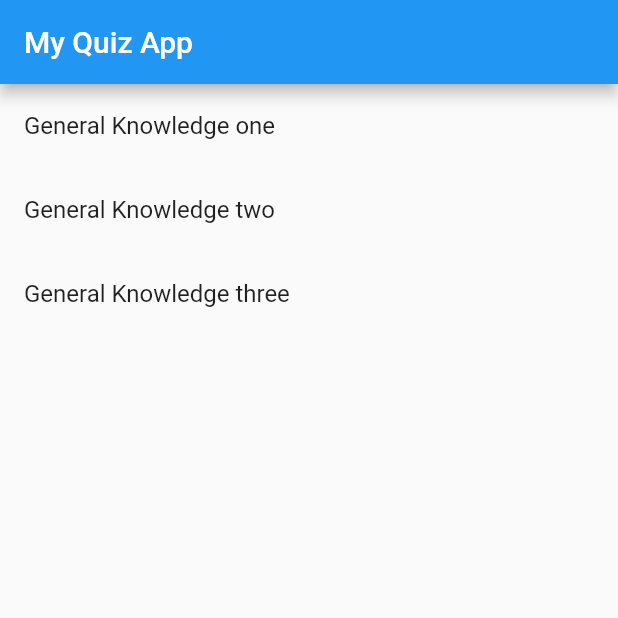
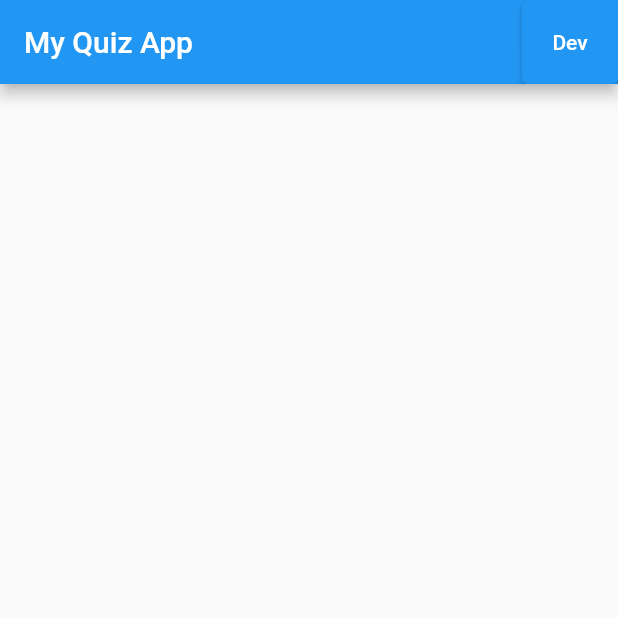
Before and after one commit to flutterwithdraig/QuizApp, a Flutter app: the screen it shows after launch, on a phone screen of 412 x 824 dp, the top half of it. Run offline on Flutter 3.47's test engine with Material 2 defaults, Android fonts, the phone set to English and light mode, and no system bars; our stand-ins replace bloc, equatable, flutter_bloc, hive_flutter; accounts and stored records are empty.

Commit message:
Episode 5

```diff
--- a/lib/main.dart
+++ b/lib/main.dart
@@ -1,19 +1,26 @@
 import 'package:flutter/material.dart';
 import 'package:flutter_bloc/flutter_bloc.dart';
+import 'package:hive_flutter/hive_flutter.dart';
 import 'package:my_quiz_app/pages/pages.dart';
 import 'package:my_quiz_app/repositories/quiz_repository.dart';
 
-void main() {
-  runApp(const MyApp());
+void main() async {
+  await Hive.initFlutter();
+
+  QuizRepository qr = await QuizRepository.create();
+
+  runApp(MyApp(qr: qr));
 }
 
 class MyApp extends StatelessWidget {
-  const MyApp({Key? key}) : super(key: key);
+  const MyApp({Key? key, required this.qr}) : super(key: key);
+
+  final QuizRepository qr;
 
   @override
   Widget build(BuildContext context) {
     return RepositoryProvider(
-      create: (context) => QuizRepository(),
+      create: (context) => qr,
       child: MaterialApp(
         debugShowCheckedModeBanner: false,
         home: HomePage(),
--- a/lib/models/question_model.dart
+++ b/lib/models/question_model.dart
@@ -1,10 +1,38 @@
+import 'dart:convert';
+
+import 'package:hive_flutter/adapters.dart';
+
 import 'models.dart';
 
+part 'question_model.g.dart';
+
+@HiveType(typeId: 2)
 class Question {
+  @HiveField(0)
   final String text;
+  @HiveField(1)
   final List<Answer> choices;
   Question({
     required this.text,
     required this.choices,
   });
+
+  Map<String, dynamic> toMap() {
+    return {
+      'text': text,
+      'choices': choices.map((x) => x.toMap()).toList(),
+    };
+  }
+
+  factory Question.fromMap(Map<String, dynamic> map) {
+    return Question(
+      text: map['text'] ?? '',
+      choices: List<Answer>.from(map['choices']?.map((x) => Answer.fromMap(x))),
+    );
+  }
+
+  String toJson() => json.encode(toMap());
+
+  factory Question.fromJson(String source) =>
+      Question.fromMap(json.decode(source));
 }
--- a/lib/models/quiz_model.dart
+++ b/lib/models/quiz_model.dart
@@ -1,9 +1,20 @@
+import 'dart:convert';
+
+import 'package:hive_flutter/adapters.dart';
+
 import 'models.dart';
 
+part 'quiz_model.g.dart';
+
+@HiveType(typeId: 1)
 class Quiz {
+  @HiveField(0)
   final String name;
+  @HiveField(1)
   final String id;
+  @HiveField(2)
   final String description;
+  @HiveField(3)
   final List<Question> questions;
   Quiz({
     required this.name,
@@ -18,139 +29,162 @@ class Quiz {
         description: '',
         questions: [],
       );
+
+  Map<String, dynamic> toMap() {
+    return {
+      'name': name,
+      'id': id,
+      'description': description,
+      'questions': questions.map((x) => x.toMap()).toList(),
+    };
+  }
+
+  factory Quiz.fromMap(Map<String, dynamic> map) {
+    return Quiz(
+      name: map['name'] ?? '',
+      id: map['id'] ?? '',
+      description: map['description'] ?? '',
+      questions: List<Question>.from(
+          map['questions']?.map((x) => Question.fromMap(x))),
+    );
+  }
+
+  String toJson() => json.encode(toMap());
+
+  factory Quiz.fromJson(String source) => Quiz.fromMap(json.decode(source));
 }
 
-List<Quiz> quizData = [
-  Quiz(
-    name: 'General Knowledge one',
-    id: 'gen1',
-    description: 'This is the quiz description one',
-    questions: [
-      Question(
-        text: 'What does CPU stand for? one',
-        choices: [
-          Answer(
-              text: 'Central Processing Unit',
-              correct: true,
-              feedback: 'Yes it is all about the processing'),
-          Answer(
-              text: 'Central Printing Unit',
-              correct: false,
-              feedback: 'It has nothing to do with printing'),
-          Answer(
-              text: 'Computational Pricing Unit',
-              correct: false,
-              feedback: 'It has nothing to do with pricing'),
-        ],
-      ),
-      Question(
-        text: 'Originally Amazon only sold which product?',
-        choices: [
-          Answer(text: 'Music', correct: false),
-          Answer(text: 'Books', correct: true),
-          Answer(text: 'Clothes', correct: false),
-          Answer(text: 'Furniture', correct: false),
-        ],
-      ),
-      Question(
-        text:
-            'What is the name of the British computer scientist who invented the World Wide Web in 1989?',
-        choices: [
-          Answer(text: 'Bill Gates', correct: false),
-          Answer(text: 'Tim Berners-Lee', correct: true),
-          Answer(text: 'Fred Flintstone', correct: false),
-        ],
-      ),
-      Question(
-        text: 'Which year was electronics company Nintendo Founded?',
-        choices: [
-          Answer(text: '1975', correct: false),
-          Answer(text: '1981', correct: false),
-          Answer(text: '1889', correct: true),
-        ],
-      ),
-    ],
-  ),
-  Quiz(
-    name: 'General Knowledge two',
-    id: 'gen2',
-    description: 'This is the quiz description two',
-    questions: [
-      Question(
-        text: 'What does CPU stand for? two',
-        choices: [
-          Answer(text: 'Central Processing Unit', correct: true),
-          Answer(text: 'Central Printing Unit', correct: false),
-          Answer(text: 'Computational Pricing Unit', correct: false),
-        ],
-      ),
-      Question(
-        text: 'Originally Amazon only sold which product?',
-        choices: [
-          Answer(text: 'Music', correct: false),
-          Answer(text: 'Books', correct: true),
-          Answer(text: 'Clothes', correct: false),
-          Answer(text: 'Furniture', correct: false),
-        ],
-      ),
-      Question(
-        text:
-            'What is the name of the British computer scientist who invented the World Wide Web in 1989?',
-        choices: [
-          Answer(text: 'Bill Gates', correct: false),
-          Answer(text: 'Tim Berners-Lee', correct: true),
-          Answer(text: 'Fred Flintstone', correct: false),
-        ],
-      ),
-      Question(
-        text: 'Which year was electronics company Nintendo Founded?',
-        choices: [
-          Answer(text: '1975', correct: false),
-          Answer(text: '1981', correct: false),
-          Answer(text: '1889', correct: true),
-        ],
-      ),
-    ],
-  ),
-  Quiz(
-    name: 'General Knowledge three',
-    id: 'gen3',
-    description: 'This is the quiz description three',
-    questions: [
-      Question(
-        text: 'What does CPU stand for? three',
-        choices: [
-          Answer(text: 'Central Processing Unit', correct: true),
-          Answer(text: 'Central Printing Unit', correct: false),
-          Answer(text: 'Computational Pricing Unit', correct: false),
-        ],
-      ),
-      Question(
-        text: 'Originally Amazon only sold which product?',
-        choices: [
-          Answer(text: 'Music', correct: false),
-          Answer(text: 'Books', correct: true),
-          Answer(text: 'Clothes', correct: false),
-          Answer(text: 'Furniture', correct: false),
-        ],
-      ),
-      Question(
-        text:
-            'What is the name of the British computer scientist who invented the World Wide Web in 1989?',
-        choices: [
-          Answer(text: 'Bill Gates', correct: false),
-          Answer(text: 'Tim Berners-Lee', correct: true),
-          Answer(text: 'Fred Flintstone', correct: false),
-        ],
-      ),
-      Question(
-        text: 'Which year was electronics company Nintendo Founded?',
-        choices: [
-          Answer(text: '1975', correct: false),
-          Answer(text: '1981', correct: false),
-          Answer(text: '1889', correct: true),
-        ],
-      ),
-    ],
-  )
-];
+// List<Quiz> quizData = [
+//   Quiz(
+//     name: 'General Knowledge one',
+//     id: 'gen1',
+//     description: 'This is the quiz description one',
+//     questions: [
+//       Question(
+//         text: 'What does CPU stand for? one',
+//         choices: [
+//           Answer(
+//               text: 'Central Processing Unit',
+//               correct: true,
+//               feedback: 'Yes it is all about the processing'),
+//           Answer(
+//               text: 'Central Printing Unit',
+//               correct: false,
+//               feedback: 'It has nothing to do with printing'),
+//           Answer(
+//               text: 'Computational Pricing Unit',
+//               correct: false,
+//               feedback: 'It has nothing to do with pricing'),
+//         ],
+//       ),
+//       Question(
+//         text: 'Originally Amazon only sold which product?',
+//         choices: [
+//           Answer(text: 'Music', correct: false),
+//           Answer(text: 'Books', correct: true),
+//           Answer(text: 'Clothes', correct: false),
+//           Answer(text: 'Furniture', correct: false),
+//         ],
+//       ),
+//       Question(
+//         text:
+//             'What is the name of the British computer scientist who invented the World Wide Web in 1989?',
+//         choices: [
+//           Answer(text: 'Bill Gates', correct: false),
+//           Answer(text: 'Tim Berners-Lee', correct: true),
+//           Answer(text: 'Fred Flintstone', correct: false),
+//         ],
+//       ),
+//       Question(
+//         text: 'Which year was electronics company Nintendo Founded?',
+//         choices: [
+//           Answer(text: '1975', correct: false),
+//           Answer(text: '1981', correct: false),
+//           Answer(text: '1889', correct: true),
+//         ],
+//       ),
+//     ],
+//   ),
+//   Quiz(
+//     name: 'General Knowledge two',
+//     id: 'gen2',
+//     description: 'This is the quiz description two',
+//     questions: [
+//       Question(
+//         text: 'What does CPU stand for? two',
+//         choices: [
+//           Answer(text: 'Central Processing Unit', correct: true),
+//           Answer(text: 'Central Printing Unit', correct: false),
+//           Answer(text: 'Computational Pricing Unit', correct: false),
+//         ],
+//       ),
+//       Question(
+//         text: 'Originally Amazon only sold which product?',
+//         choices: [
+//           Answer(text: 'Music', correct: false),
+//           Answer(text: 'Books', correct: true),
+//           Answer(text: 'Clothes', correct: false),
+//           Answer(text: 'Furniture', correct: false),
+//         ],
+//       ),
+//       Question(
+//         text:
+//             'What is the name of the British computer scientist who invented the World Wide Web in 1989?',
+//         choices: [
+//           Answer(text: 'Bill Gates', correct: false),
+//           Answer(text: 'Tim Berners-Lee', correct: true),
+//           Answer(text: 'Fred Flintstone', correct: false),
+//         ],
+//       ),
+//       Question(
+//         text: 'Which year was electronics company Nintendo Founded?',
+//         choices: [
+//           Answer(text: '1975', correct: false),
+//           Answer(text: '1981', correct: false),
+//           Answer(text: '1889', correct: true),
+//         ],
+//       ),
+//     ],
+//   ),
+//   Quiz(
+//     name: 'General Knowledge three',
+//     id: 'gen3',
+//     description: 'This is the quiz description three',
+//     questions: [
+//       Question(
+//         text: 'What does CPU stand for? three',
+//         choices: [
+//           Answer(text: 'Central Processing Unit', correct: true),
+//           Answer(text: 'Central Printing Unit', correct: false),
+//           Answer(text: 'Computational Pricing Unit', correct: false),
+//         ],
+//       ),
+//       Question(
+//         text: 'Originally Amazon only sold which product?',
+//         choices: [
+//           Answer(text: 'Music', correct: false),
+//           Answer(text: 'Books', correct: true),
+//           Answer(text: 'Clothes', correct: false),
+//           Answer(text: 'Furniture', correct: false),
+//         ],
+//       ),
+//       Question(
+//         text:
+//             'What is the name of the British computer scientist who invented the World Wide Web in 1989?',
+//         choices: [
+//           Answer(text: 'Bill Gates', correct: false),
+//           Answer(text: 'Tim Berners-Lee', correct: true),
+//           Answer(text: 'Fred Flintstone', correct: false),
+//         ],
+//       ),
+//       Question(
+//         text: 'Which year was electronics company Nintendo Founded?',
+//         choices: [
+//           Answer(text: '1975', correct: false),
+//           Answer(text: '1981', correct: false),
+//           Answer(text: '1889', correct: true),
+//         ],
+//       ),
+//     ],
+//   )
+// ];
--- a/lib/pages/home/home_page.dart
+++ b/lib/pages/home/home_page.dart
@@ -11,10 +11,20 @@ class HomePage extends StatelessWidget {
 
   @override
   Widget build(BuildContext context) {
-    List<Quiz> quizzes = context.read<QuizRepository>().getAllQuizzes();
+    List<Quiz> quizzes = context.read<QuizRepository>().loadQuizList();
 
     return Scaffold(
-      appBar: AppBar(title: Text('My Quiz App')),
+      appBar: AppBar(
+        title: Text('My Quiz App'),
+        actions: [
+          ElevatedButton(
+              onPressed: () {
+                Navigator.push(context,
+                    MaterialPageRoute(builder: (context) => DevPage()));
+              },
+              child: Text('Dev'))
+        ],
+      ),
       body: ListView.builder(
         itemCount: quizzes.length,
         itemBuilder: ((context, index) => ListTile(
@@ -34,3 +44,23 @@ class HomePage extends StatelessWidget {
     );
   }
 }
+
+class DevPage extends StatelessWidget {
+  const DevPage({Key? key}) : super(key: key);
+
+  @override
+  Widget build(BuildContext context) {
+    return Scaffold(
+      appBar: AppBar(title: Text('Dev')),
+      body: Column(
+        children: [
+          ElevatedButton(
+              onPressed: () {
+                context.read<QuizRepository>().storeData();
+              },
+              child: Text('Load data into Hive'))
+        ],
+      ),
+    );
+  }
+}
--- a/lib/pages/quiz/quiz_page.dart
+++ b/lib/pages/quiz/quiz_page.dart
@@ -16,7 +16,7 @@ class QuizPage extends StatelessWidget {
   Widget build(BuildContext context) {
     return BlocProvider(
       create: (context) => QuizPageBloc(
-        quiz: context.read<QuizRepository>().getQuizById(quizId),
+        quiz: context.read<QuizRepository>().getQuiz(quizId),
       )..add(LoadPage(quizId: quizId)),
       child: Scaffold(
           appBar: QuizPageAppBar(),
--- a/lib/repositories/quiz_repository.dart
+++ b/lib/repositories/quiz_repository.dart
@@ -1,13 +1,47 @@
+import 'dart:convert';
+
+import 'package:flutter/services.dart';
+import 'package:hive_flutter/adapters.dart';
 import 'package:my_quiz_app/models/models.dart';
 
 class QuizRepository {
-  List<Quiz> getAllQuizzes() {
-    return quizData;
+  final Box _box;
+
+  QuizRepository._({required Box box}) : _box = box;
+
+  static Future<QuizRepository> create() async {
+    Hive.registerAdapter(QuizAdapter());
+    Hive.registerAdapter(QuestionAdapter());
+    Hive.registerAdapter(AnswerAdapter());
+
+    Box box = await Hive.openBox('quiz');
+    return QuizRepository._(box: box);
   }
 
-  // Get an individual quiz
-  Quiz getQuizById(String id) {
-    return quizData.firstWhere((quiz) => quiz.id == id,
-        orElse: () => Quiz.empty());
+  // List<Quiz> getAllQuizzes() {
+  //   return quizData;
+  // }
+
+  // // Get an individual quiz
+  // Quiz getQuizById(String id) {
+  //   return quizData.firstWhere((quiz) => quiz.id == id,
+  //       orElse: () => Quiz.empty());
+  // }
+
+  List<Quiz> loadQuizList() {
+    return _box.values.cast<Quiz>().toList();
+  }
+
+  Quiz getQuiz(String key) {
+    return _box.get(key, defaultValue: Quiz.empty());
+  }
+
+  Future<void> storeData() async {
+    var json = jsonDecode(await rootBundle.loadString('assets/quiz.json'));
+    for (var data in json) {
+      Quiz quiz = Quiz.fromMap(data);
+      print(quiz.name);
+      _box.put(quiz.id, quiz);
+    }
   }
 }
```
Also changed, not shown: assets/quiz.json (added, +242 -0 lines), lib/models/answer_model.dart (+30 -0 lines), pubspec.yaml (+6 -10 lines), lib/models/answer_model.g.dart (added), lib/models/question_model.g.dart (added), lib/models/quiz_model.g.dart (added), pubspec.lock.
